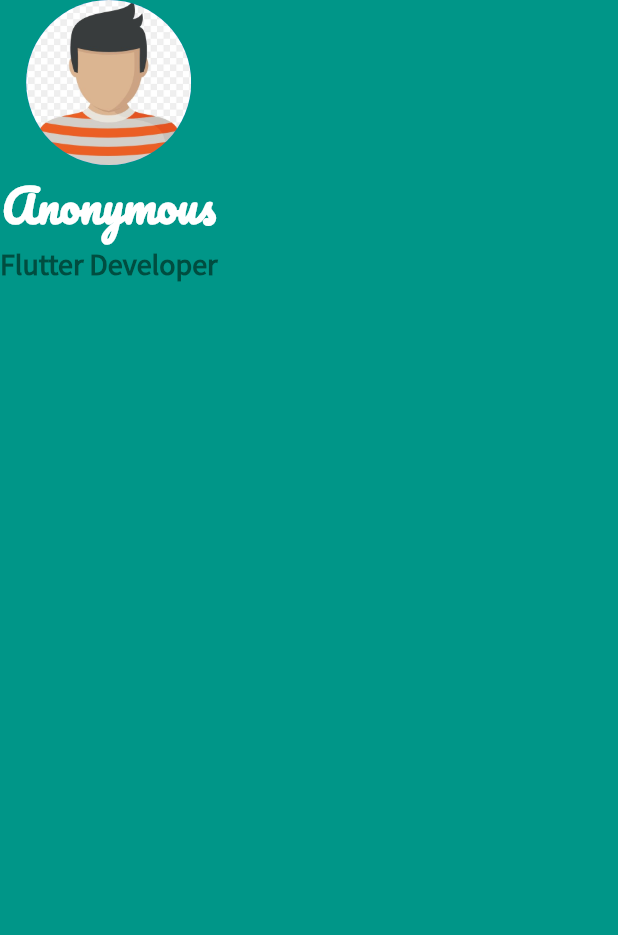
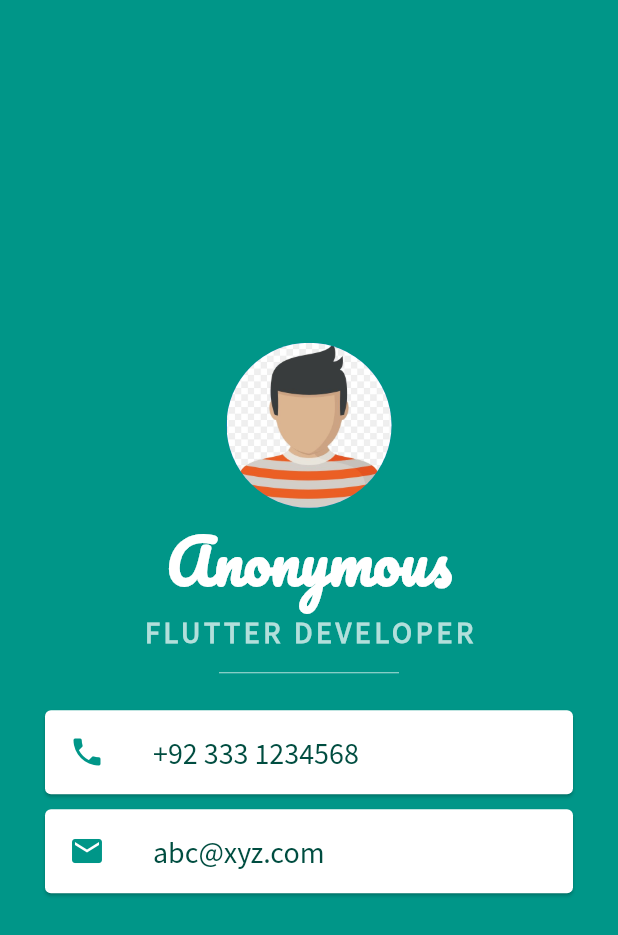
Before and after one commit to HM-Anwar/profilePage, a Flutter app: the screen it shows after launch, on a phone screen of 412 x 824 dp. Shown: the top 935 px of the screen. Run offline on Flutter 3.47's test engine with Material 2 defaults, Android fonts, the phone set to English and light mode, and no system bars.

Commit message:
add text

```diff
--- a/lib/main.dart
+++ b/lib/main.dart
@@ -15,6 +15,7 @@ class MyApp extends StatelessWidget {
         backgroundColor: Colors.teal,
         body: SafeArea(
           child: Column(
+            mainAxisAlignment: MainAxisAlignment.center,
             children: [
               CircleAvatar(
                 radius: 55.0,
@@ -24,21 +25,62 @@ class MyApp extends StatelessWidget {
                 "Anonymous",
                 style: TextStyle(
                   fontFamily: "Pacifico-Regular",
-                  fontSize: 30,
+                  fontSize: 40,
                   color: Colors.white,
                   fontWeight: FontWeight.bold,
                 ),
               ),
               Text(
-                "Flutter Developer",
+                "FLUTTER DEVELOPER",
                 style: TextStyle(
                   fontFamily: "SourceSansPro-Regular",
                   fontSize: 20,
-                  color: Colors.teal.shade900,
+                  color: Colors.teal.shade100,
+                  letterSpacing: 2.5,
                   fontWeight: FontWeight.bold,
                 ),
               ),
-
+              SizedBox(
+                height: 30.0,
+                width: 120.0,
+                child: Divider(
+                  color: Colors.teal.shade100,
+                ),
+              ),
+              Card(
+                margin: EdgeInsets.symmetric(vertical: 10, horizontal: 30),
+                child: ListTile(
+                  leading: Icon(
+                    Icons.phone,
+                    color: Colors.teal,
+                  ),
+                  title: Text(
+                    "+92 333 1234568",
+                    style: TextStyle(
+                      fontFamily: "SourceSansPro-Regular",
+                      color: Colors.teal.shade900,
+                      fontSize: 20,
+                    ),
+                  ),
+                ),
+              ),
+              Card(
+                margin: EdgeInsets.symmetric(horizontal: 30),
+                child: ListTile(
+                  leading: Icon(
+                    Icons.email,
+                    color: Colors.teal,
+                  ),
+                  title: Text(
+                    "abc@xyz.com",
+                    style: TextStyle(
+                      fontFamily: "SourceSansPro-Regular",
+                      color: Colors.teal.shade900,
+                      fontSize: 20,
+                    ),
+                  ),
+                ),
+              ),
             ],
           ),
         ),
```
